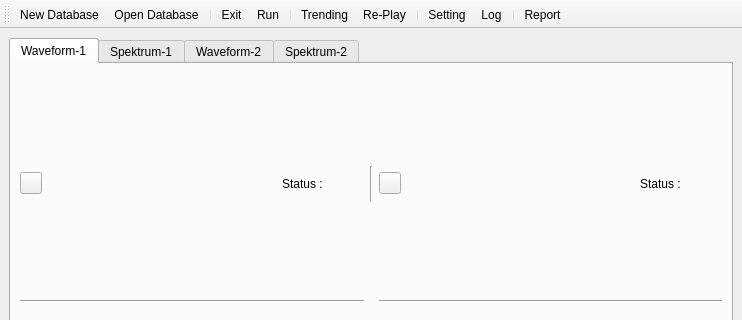
Old version of the form view/mainwindow.ui in the repository anomtria/getaran_syahdu; both pictures show x 0 to 742 and y 0 to 320 of the 742 by 550 pixel window.
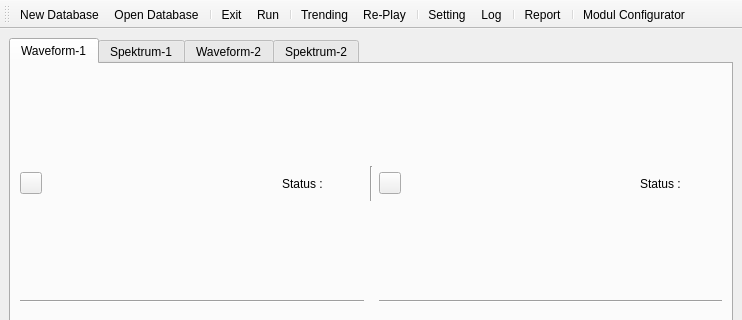
New version of the form. Icons and pictures are not drawn.

Commit message: connect plugin set_ciliwung

Patch:
```diff
--- a/view/mainwindow.ui
+++ b/view/mainwindow.ui
@@ -1380,6 +1380,8 @@
    <addaction name="actionLog"/>
    <addaction name="separator"/>
    <addaction name="actionReport"/>
+   <addaction name="separator"/>
+   <addaction name="actionModulConfigurator"/>
   </widget>
   <action name="actionRun">
    <property name="icon">
@@ -1462,6 +1464,14 @@
     <string>Open Database</string>
    </property>
   </action>
+  <action name="actionModulConfigurator">
+   <property name="text">
+    <string>Modul Configurator</string>
+   </property>
+   <property name="toolTip">
+    <string>Modul Configurator</string>
+   </property>
+  </action>
  </widget>
  <resources>
   <include location="../icon.qrc"/>
```
The commit also changes 2 other files.
